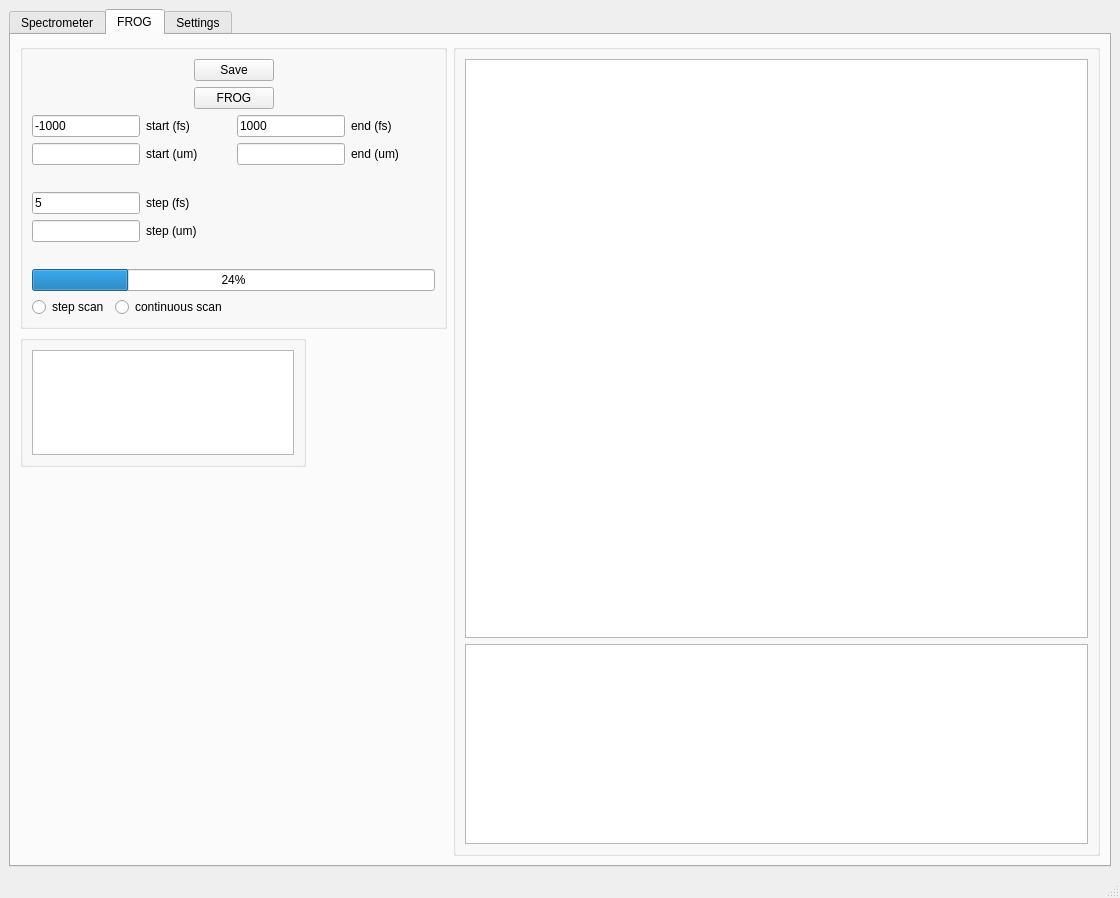
First picture: the form in qt_designer/form.ui, repository peter-chang62/Chi-3-FROG, before the edit.
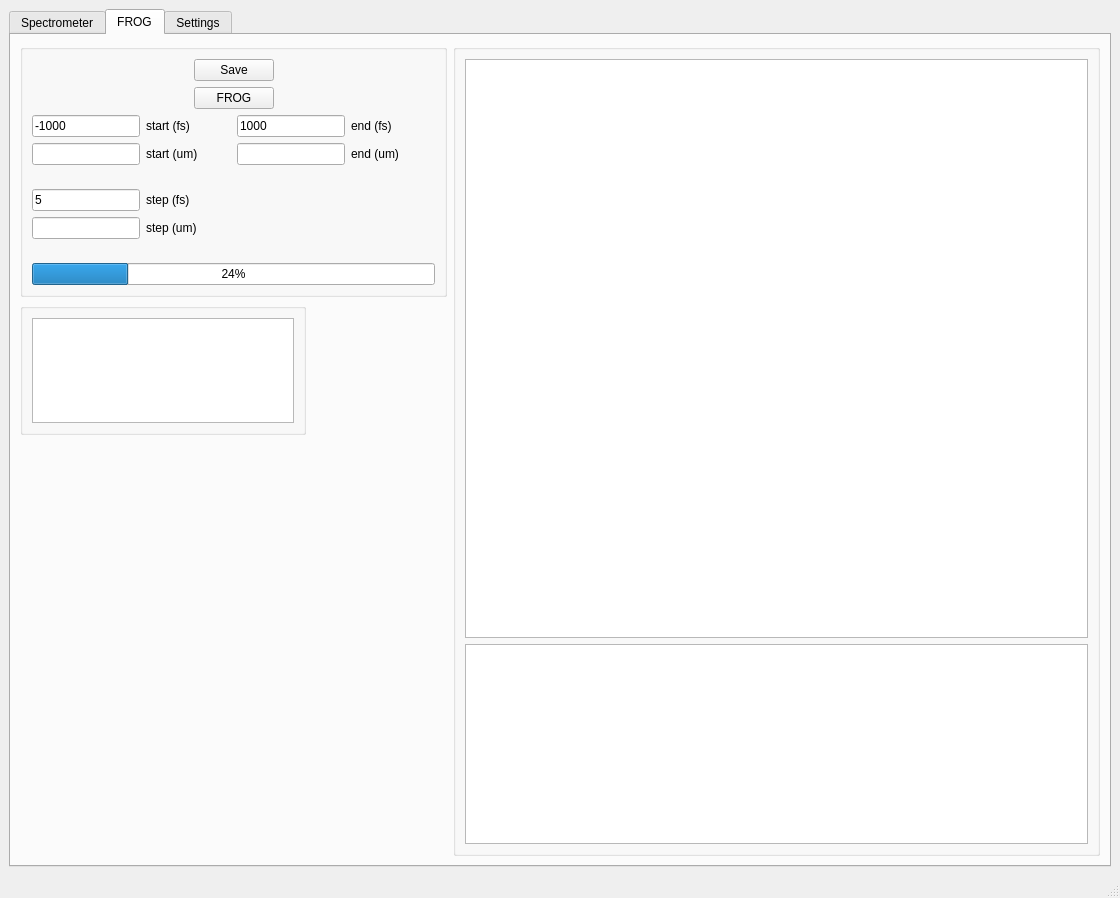
Second picture: the form after the edit. The open tabs and pages were chosen to show the change. Custom widgets are drawn as their Qt base class.

Commit message: removed continuous frog

Diff of the .ui file:
```diff
--- a/qt_designer/form.ui
+++ b/qt_designer/form.ui
@@ -490,13 +490,13 @@
           <property name="minimumSize">
            <size>
             <width>427</width>
-            <height>285</height>
+            <height>253</height>
            </size>
           </property>
           <property name="maximumSize">
            <size>
             <width>427</width>
-            <height>285</height>
+            <height>253</height>
            </size>
           </property>
           <layout class="QVBoxLayout" name="verticalLayout">
@@ -678,41 +678,6 @@
              </property>
             </widget>
            </item>
-           <item>
-            <layout class="QHBoxLayout" name="horizontalLayout_2">
-             <item>
-              <layout class="QHBoxLayout" name="horizontalLayout">
-               <item>
-                <widget class="QRadioButton" name="rb_step_scan">
-                 <property name="text">
-                  <string>step scan</string>
-                 </property>
-                </widget>
-               </item>
-               <item>
-                <widget class="QRadioButton" name="rb_continuous_scan">
-                 <property name="text">
-                  <string>continuous scan</string>
-                 </property>
-                </widget>
-               </item>
-              </layout>
-             </item>
-             <item>
-              <spacer name="horizontalSpacer_15">
-               <property name="orientation">
-                <enum>Qt::Orientation::Horizontal</enum>
-               </property>
-               <property name="sizeHint" stdset="0">
-                <size>
-                 <width>40</width>
-                 <height>20</height>
-                </size>
-               </property>
-              </spacer>
-             </item>
-            </layout>
-           </item>
           </layout>
          </widget>
         </item>
```
The commit also changes 2 other files.
